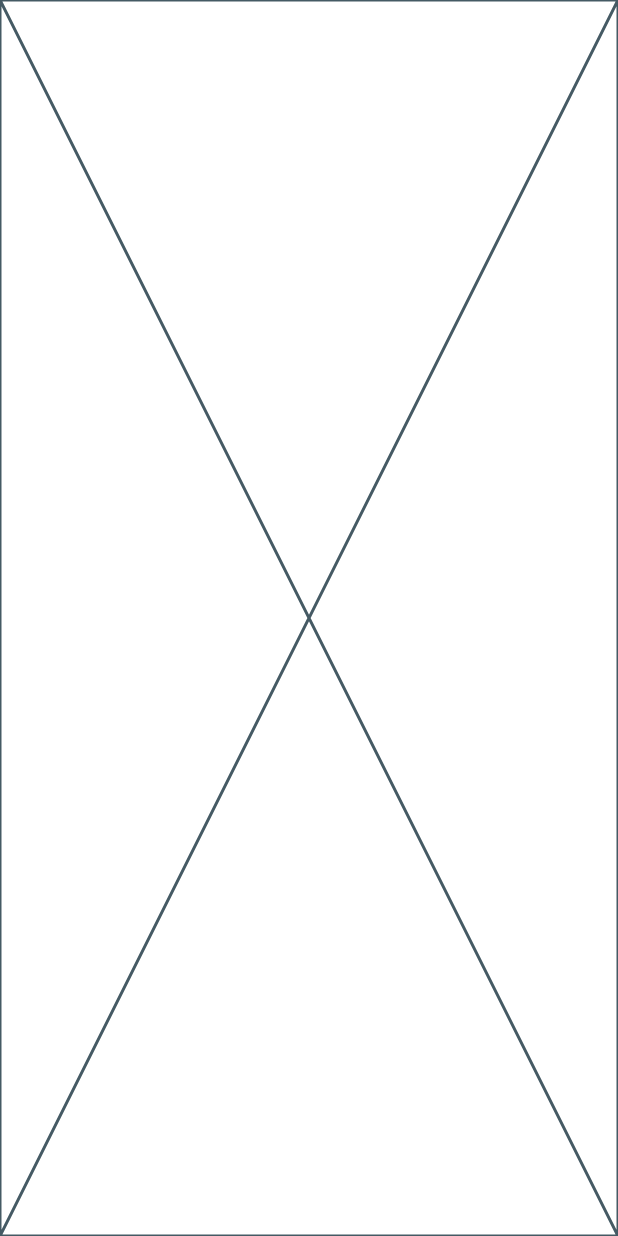
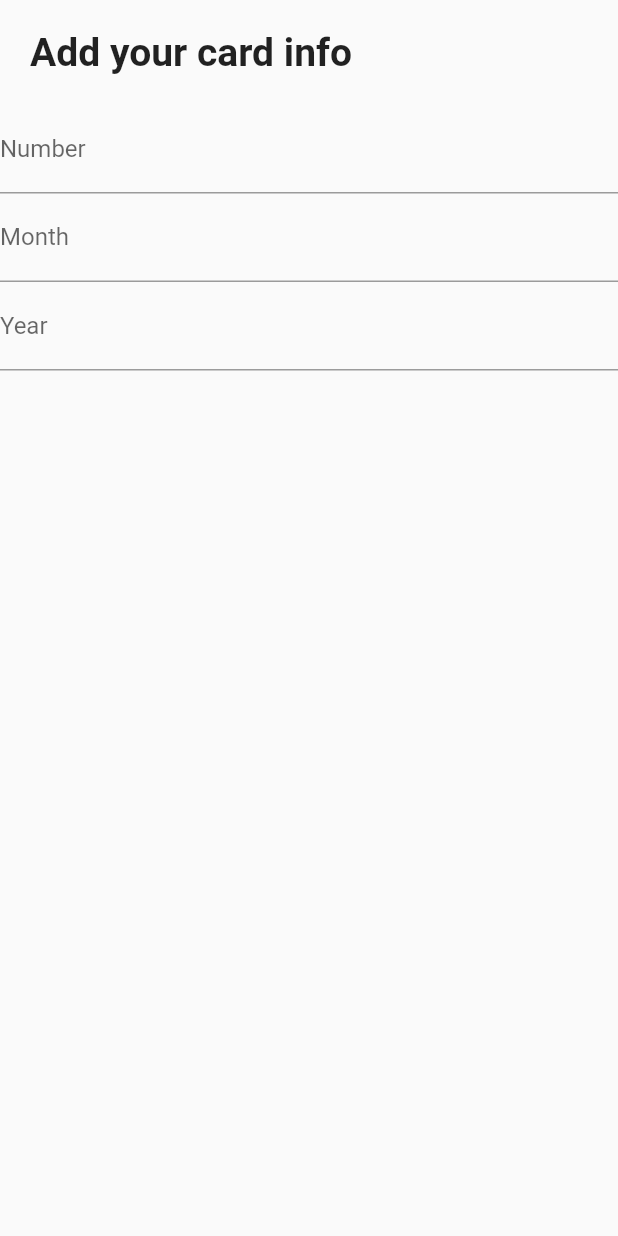
Before and after one commit to BerPGR/flutter-mybank-app, a Flutter app: the screen it shows after launch, after a tap on the "add" icon, on a phone screen of 412 x 824 dp. Run offline on Flutter 3.47's test engine with Material 2 defaults, Android fonts, the phone set to English and light mode, and no system bars.

Commit message:
First config for adding card

```diff
--- a/lib/pages/card_creator_page.dart
+++ b/lib/pages/card_creator_page.dart
@@ -1,4 +1,5 @@
 import 'package:flutter/material.dart';
+import 'package:mybank/model/card.dart';
 
 class CardCreatorPage extends StatefulWidget {
   const CardCreatorPage({super.key});
@@ -8,8 +9,44 @@ class CardCreatorPage extends StatefulWidget {
 }
 
 class _CardCreatorPageState extends State<CardCreatorPage> {
+  TextEditingController _numberController = TextEditingController();
+  TextEditingController _monthController = TextEditingController();
+  TextEditingController _yearController = TextEditingController();
+
+  void _verificaValores() {}
+
   @override
   Widget build(BuildContext context) {
-    return const Placeholder();
+    return Scaffold(
+      body: Container(
+        child: SafeArea(
+          child: Column(
+            crossAxisAlignment: CrossAxisAlignment.start,
+            children: [
+              Padding(
+                padding:
+                    const EdgeInsets.symmetric(horizontal: 20, vertical: 20),
+                child: Text(
+                  'Add your card info',
+                  style: TextStyle(fontSize: 26, fontWeight: FontWeight.bold),
+                ),
+              ),
+              TextField(
+                controller: _numberController,
+                decoration: InputDecoration(labelText: 'Number'),
+              ),
+              TextField(
+                controller: _monthController,
+                decoration: InputDecoration(labelText: 'Month'),
+              ),
+              TextField(
+                controller: _yearController,
+                decoration: InputDecoration(labelText: 'Year'),
+              ),
+            ],
+          ),
+        ),
+      ),
+    );
   }
 }
```
Also changed, not shown: lib/model/card.dart (+20 -0 lines).
